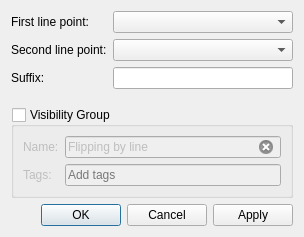
This is src/libs/vtools/dialogs/tools/dialogflippingbyline.ui in dismine/valentina as Qt 5 draws it before an edit. The edited form follows.
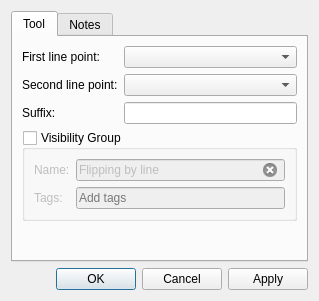
This is the edited form. Icons and pictures are not drawn. Custom widgets are drawn as their Qt base class.

Commit message: Reading/writing a draw tool notes.

```diff
--- a/src/libs/vtools/dialogs/tools/dialogflippingbyline.ui
+++ b/src/libs/vtools/dialogs/tools/dialogflippingbyline.ui
@@ -6,8 +6,8 @@
    <rect>
     <x>0</x>
     <y>0</y>
-    <width>304</width>
-    <height>237</height>
+    <width>319</width>
+    <height>301</height>
    </rect>
   </property>
   <property name="windowTitle">
@@ -17,6 +17,16 @@
    <iconset resource="../../../vmisc/share/resources/icon.qrc">
     <normaloff>:/icon/64x64/icon64x64.png</normaloff>:/icon/64x64/icon64x64.png</iconset>
   </property>
+  <layout class="QVBoxLayout" name="verticalLayout_2">
+   <item>
+    <widget class="QTabWidget" name="tabWidget">
+     <property name="currentIndex">
+      <number>0</number>
+     </property>
+     <widget class="QWidget" name="tab">
+      <attribute name="title">
+       <string>Tool</string>
+      </attribute>
   <layout class="QVBoxLayout" name="verticalLayout">
    <item>
     <layout class="QFormLayout" name="formLayout">
@@ -105,6 +115,33 @@
        </widget>
       </item>
      </layout>
+        </widget>
+       </item>
+       <item>
+        <spacer name="verticalSpacer">
+         <property name="orientation">
+          <enum>Qt::Vertical</enum>
+         </property>
+         <property name="sizeHint" stdset="0">
+          <size>
+           <width>20</width>
+           <height>40</height>
+          </size>
+         </property>
+        </spacer>
+       </item>
+      </layout>
+     </widget>
+     <widget class="QWidget" name="tab_2">
+      <attribute name="title">
+       <string>Notes</string>
+      </attribute>
+      <layout class="QVBoxLayout" name="verticalLayout_3">
+       <item>
+        <widget class="QPlainTextEdit" name="plainTextEditToolNotes"/>
+       </item>
+      </layout>
+     </widget>
     </widget>
    </item>
    <item>
```
Lines whose indentation alone changed are shown as unchanged. The commit also changes 151 other files.
